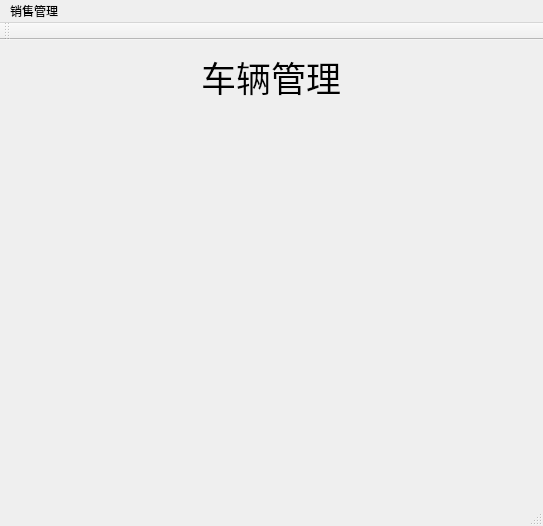
This is day06/01_carManage/mainwindow.ui in liuqigui/QTcode as Qt 5 draws it before an edit. The edited form follows.
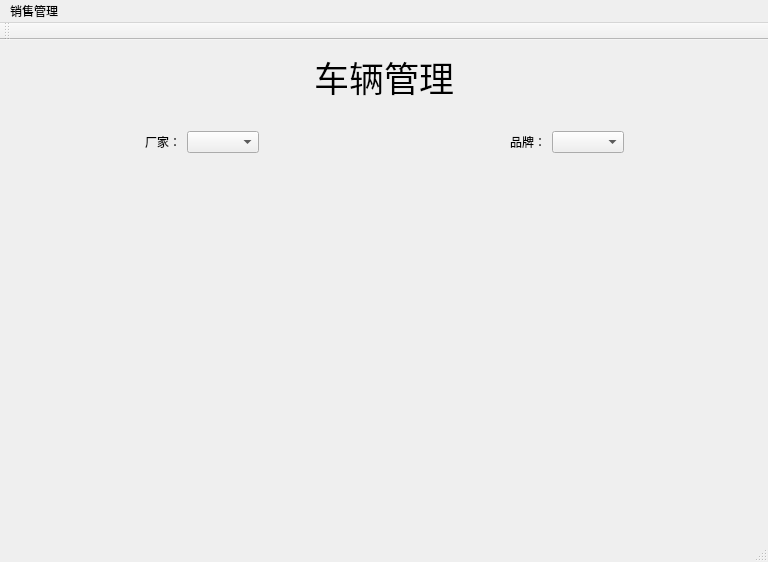
This is the edited form. Custom widgets are drawn as their Qt base class.

```diff
--- a/day06/01_carManage/mainwindow.ui
+++ b/day06/01_carManage/mainwindow.ui
@@ -6,8 +6,8 @@
    <rect>
     <x>0</x>
     <y>0</y>
-    <width>543</width>
-    <height>526</height>
+    <width>768</width>
+    <height>562</height>
    </rect>
   </property>
   <property name="windowTitle">
@@ -22,7 +22,7 @@
       </property>
       <property name="sizeHint" stdset="0">
        <size>
-        <width>184</width>
+        <width>296</width>
         <height>20</height>
        </size>
       </property>
@@ -48,7 +48,7 @@
       </property>
       <property name="sizeHint" stdset="0">
        <size>
-        <width>183</width>
+        <width>296</width>
         <height>20</height>
        </size>
       </property>
@@ -298,25 +298,8 @@
        <layout class="QGridLayout" name="gridLayout_3">
         <item row="0" column="0">
          <widget class="QWidget" name="widgetZhu" native="true">
-          <widget class="QWidget" name="widgetW" native="true">
-           <property name="geometry">
-            <rect>
-             <x>10</x>
-             <y>50</y>
-             <width>231</width>
-             <height>321</height>
-            </rect>
-           </property>
-          </widget>
-          <widget class="QWidget" name="">
-           <property name="geometry">
-            <rect>
-             <x>10</x>
-             <y>20</y>
-             <width>231</width>
-             <height>22</height>
-            </rect>
-           </property>
+          <layout class="QVBoxLayout" name="verticalLayout_3">
+           <item>
            <layout class="QHBoxLayout" name="horizontalLayout_7">
             <item>
              <spacer name="horizontalSpacer_7">
@@ -332,7 +315,14 @@
              </spacer>
             </item>
             <item>
-             <widget class="QSpinBox" name="spinBox_2"/>
+              <widget class="QLabel" name="label_10">
+               <property name="text">
+                <string>厂家：</string>
+               </property>
+              </widget>
+             </item>
+             <item>
+              <widget class="QComboBox" name="comboBoxFactory_2"/>
             </item>
             <item>
              <spacer name="horizontalSpacer_8">
@@ -348,30 +338,17 @@
              </spacer>
             </item>
            </layout>
-          </widget>
+           </item>
+           <item>
+            <widget class="Histogram" name="widgetW" native="true"/>
+           </item>
+          </layout>
          </widget>
         </item>
         <item row="0" column="1">
          <widget class="QWidget" name="widgetPie" native="true">
-          <widget class="QWidget" name="widget_2" native="true">
-           <property name="geometry">
-            <rect>
-             <x>10</x>
-             <y>50</y>
-             <width>231</width>
-             <height>321</height>
-            </rect>
-           </property>
-          </widget>
-          <widget class="QWidget" name="layoutWidget_3">
-           <property name="geometry">
-            <rect>
-             <x>10</x>
-             <y>20</y>
-             <width>231</width>
-             <height>22</height>
-            </rect>
-           </property>
+          <layout class="QVBoxLayout" name="verticalLayout_2">
+           <item>
            <layout class="QHBoxLayout" name="horizontalLayout_9">
             <item>
              <spacer name="horizontalSpacer_11">
@@ -387,7 +364,14 @@
              </spacer>
             </item>
             <item>
-             <widget class="QSpinBox" name="spinBox_4"/>
+              <widget class="QLabel" name="label_11">
+               <property name="text">
+                <string>品牌：</string>
+               </property>
+              </widget>
+             </item>
+             <item>
+              <widget class="QComboBox" name="comboBoxBrand_2"/>
             </item>
             <item>
              <spacer name="horizontalSpacer_12">
@@ -403,7 +387,11 @@
              </spacer>
             </item>
            </layout>
-          </widget>
+           </item>
+           <item>
+            <widget class="Pie" name="widgetH" native="true"/>
+           </item>
+          </layout>
          </widget>
         </item>
        </layout>
@@ -417,7 +405,7 @@
     <rect>
      <x>0</x>
      <y>0</y>
-     <width>543</width>
+     <width>768</width>
      <height>23</height>
     </rect>
    </property>
@@ -452,6 +440,20 @@
   </action>
  </widget>
  <layoutdefault spacing="6" margin="11"/>
+ <customwidgets>
+  <customwidget>
+   <class>Pie</class>
+   <extends>QWidget</extends>
+   <header location="global">pie.h</header>
+   <container>1</container>
+  </customwidget>
+  <customwidget>
+   <class>Histogram</class>
+   <extends>QWidget</extends>
+   <header location="global">histogram.h</header>
+   <container>1</container>
+  </customwidget>
+ </customwidgets>
  <resources/>
  <connections/>
 </ui>
```
Left out of the diff: 8 changed lines with no effect on the pictures. Lines whose indentation alone changed are shown as unchanged.
